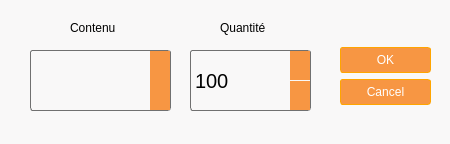
Above: RaspberryPi/GUI/ingredientCardDialog.ui from Nico-GYW/cocktail_machine before the change. Below: the same form after it.
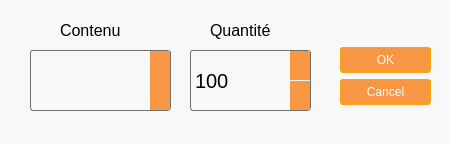
That is the form after the change. Icons and pictures are not drawn.

```diff
--- a/RaspberryPi/GUI/ingredientCardDialog.ui
+++ b/RaspberryPi/GUI/ingredientCardDialog.ui
@@ -21,16 +21,17 @@
   <widget class="QLabel" name="label">
    <property name="geometry">
     <rect>
-     <x>70</x>
+     <x>60</x>
      <y>20</y>
-     <width>58</width>
-     <height>16</height>
+     <width>81</width>
+     <height>21</height>
     </rect>
    </property>
    <property name="styleSheet">
     <string notr="true">font-family: &quot;CoconPro&quot;;
 background-color: #F9F8F8;
-border-radius: 15px;</string>
+color: black;
+font-size: 16px;</string>
    </property>
    <property name="text">
     <string>Contenu</string>
@@ -75,16 +76,17 @@
   <widget class="QLabel" name="label_2">
    <property name="geometry">
     <rect>
-     <x>220</x>
+     <x>210</x>
      <y>20</y>
-     <width>58</width>
-     <height>16</height>
+     <width>81</width>
+     <height>21</height>
     </rect>
    </property>
    <property name="styleSheet">
     <string notr="true">font-family: &quot;CoconPro&quot;;
 background-color: #F9F8F8;
-border-radius: 15px;</string>
+color: black;
+font-size: 16px;</string>
    </property>
    <property name="text">
     <string>Quantité</string>
```
Left out of the diff: 4 changed lines with no effect on the pictures.
